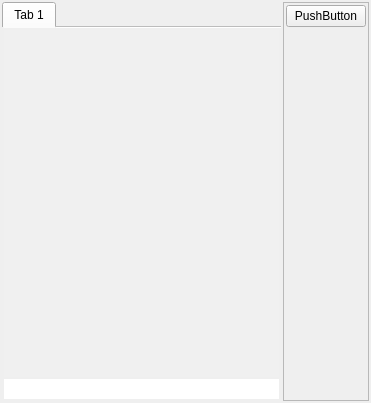
Qt form cliente/src/ui/principal.ui (yordanimajuan/cliente-whatsApp) before a commit.
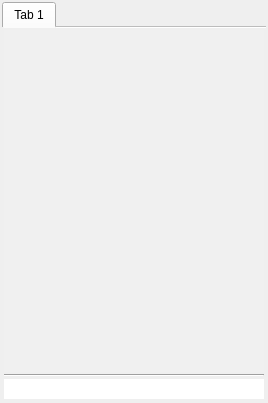
The same form after that commit.

Patch:
```diff
--- a/cliente/src/ui/principal.ui
+++ b/cliente/src/ui/principal.ui
@@ -6,7 +6,7 @@
    <rect>
     <x>0</x>
     <y>0</y>
-    <width>371</width>
+    <width>268</width>
     <height>403</height>
    </rect>
   </property>
@@ -66,6 +66,20 @@
           <property name="spacing">
            <number>2</number>
           </property>
+          <item row="2" column="1">
+           <widget class="QLineEdit" name="lineEdit">
+            <property name="minimumSize">
+             <size>
+              <width>39</width>
+              <height>20</height>
+             </size>
+            </property>
+            <property name="styleSheet">
+             <string notr="true"> border-radius: 50%;
+font: 8pt &quot;Roboto&quot;;</string>
+            </property>
+           </widget>
+          </item>
           <item row="0" column="1">
            <widget class="QTextBrowser" name="textBrowser">
             <property name="styleSheet">
@@ -84,16 +98,9 @@
            </widget>
           </item>
           <item row="1" column="1">
-           <widget class="QLineEdit" name="lineEdit">
-            <property name="minimumSize">
-             <size>
-              <width>39</width>
-              <height>20</height>
-             </size>
-            </property>
-            <property name="styleSheet">
-             <string notr="true"> border-radius: 50%;
-font: 8pt &quot;Roboto&quot;;</string>
+           <widget class="Line" name="line">
+            <property name="orientation">
+             <enum>Qt::Horizontal</enum>
             </property>
            </widget>
           </item>
@@ -103,50 +110,6 @@
       </widget>
      </widget>
     </item>
-    <item row="0" column="2">
-     <widget class="QFrame" name="verticalFrame">
-      <property name="frameShape">
-       <enum>QFrame::StyledPanel</enum>
-      </property>
-      <layout class="QVBoxLayout" name="verticalLayout">
-       <property name="spacing">
-        <number>2</number>
-       </property>
-       <property name="leftMargin">
-        <number>2</number>
-       </property>
-       <property name="topMargin">
-        <number>2</number>
-       </property>
-       <property name="rightMargin">
-        <number>2</number>
-       </property>
-       <property name="bottomMargin">
-        <number>2</number>
-       </property>
-       <item>
-        <widget class="QPushButton" name="pushButton">
-         <property name="text">
-          <string>PushButton</string>
-         </property>
-        </widget>
-       </item>
-       <item>
-        <spacer name="verticalSpacer">
-         <property name="orientation">
-          <enum>Qt::Vertical</enum>
-         </property>
-         <property name="sizeHint" stdset="0">
-          <size>
-           <width>20</width>
-           <height>40</height>
-          </size>
-         </property>
-        </spacer>
-       </item>
-      </layout>
-     </widget>
-    </item>
    </layout>
   </widget>
  </widget>
```
